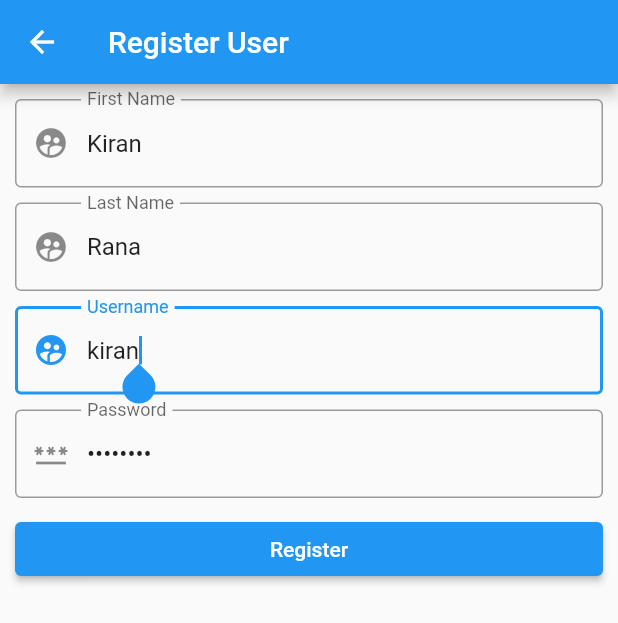
After one commit to kiranrana8973/StudentManagement_Flutter, a Flutter app: the RegisterUser screen opened directly, after a tap on "Register", on a phone screen of 412 x 824 dp. The commit adds this screen. Shown: the top 623 px of the screen. Run offline on Flutter 3.47's test engine with Material 2 defaults, Android fonts, the phone set to English and light mode, and no system bars; network calls fail.

Commit message:
Done login and signup using http

```diff
--- /dev/null
+++ b/lib/model/user.dart
@@ -0,0 +1,14 @@
+class User {
+  String id;
+  String fname;
+  String lname;
+  String username;
+  String password;
+
+  User(
+      {this.id = "",
+      this.fname = "",
+      this.lname = "",
+      this.username = "",
+      this.password = ""});
+}
--- a/lib/screens/dashboard.dart
+++ b/lib/screens/dashboard.dart
@@ -19,8 +19,6 @@ class Dashboard extends StatelessWidget {
               child: ElevatedButton(
                 onPressed: () {
                   print(Url.token);
-                  // Navigator.push(context,
-                  //     MaterialPageRoute(builder: (context) => Arithmetic()));
                 },
                 child: Text('Arithmetic'),
               ),
--- a/lib/screens/login.dart
+++ b/lib/screens/login.dart
@@ -3,6 +3,7 @@ import 'package:flutter/material.dart';
 import 'package:http/http.dart' as http;
 import 'package:studentmanagement/api/url.dart';
 import 'package:studentmanagement/screens/dashboard.dart';
+import 'package:studentmanagement/screens/register.dart';
 
 class LoginScreen extends StatefulWidget {
   const LoginScreen({Key? key}) : super(key: key);
@@ -120,6 +121,20 @@ class _LoginScreenState extends State<LoginScreen> {
                   },
                 ),
               ),
+              Container(
+                width: double.infinity,
+                child: ElevatedButton(
+                  child: Text('Register'),
+                  onPressed: () {
+                    Navigator.push(
+                      context,
+                      MaterialPageRoute(
+                        builder: (context) => RegisterUser(),
+                      ),
+                    );
+                  },
+                ),
+              ),
             ],
           ),
         ),
--- /dev/null
+++ b/lib/screens/register.dart
@@ -0,0 +1,170 @@
+import 'package:flutter/material.dart';
+import '../model/user.dart';
+import '../api/url.dart';
+import 'package:http/http.dart' as http;
+import 'dart:convert';
+
+class RegisterUser extends StatefulWidget {
+  const RegisterUser({Key? key}) : super(key: key);
+
+  @override
+  _RegisterUserState createState() => _RegisterUserState();
+}
+
+final fnameController = TextEditingController();
+final lnameController = TextEditingController();
+final usernameController = TextEditingController();
+final passwordController = TextEditingController();
+
+class _RegisterUserState extends State<RegisterUser> {
+  @override
+  void initState() {
+    fnameController.text = "Kiran";
+    lnameController.text = "Rana";
+    usernameController.text = "kiran";
+    passwordController.text = "kiran123";
+    super.initState();
+  }
+
+  void _Registeruser() async {
+    Map user = {
+      "fname": fnameController.text,
+      "lname": lnameController.text,
+      "username": usernameController.text,
+      "password": passwordController.text
+    };
+
+    String url = "${Url.url}auth/register";
+    var response = await http.post(Uri.parse(url), body: user);
+    var jsonResponse;
+    if (response.statusCode == 200) {
+      jsonResponse = json.decode(response.body);
+      print(jsonResponse["success"]);
+    } else if (response.statusCode == 400) {
+      jsonResponse = json.decode(response.body);
+      print(jsonResponse["error"]);
+    }
+  }
+
+  final _formKey = GlobalKey<FormState>();
+
+  @override
+  Widget build(BuildContext context) {
+    return Scaffold(
+      appBar: AppBar(
+        title: Text('Register User'),
+      ),
+      body: Padding(
+        padding: const EdgeInsets.all(10),
+        child: Form(
+          key: _formKey,
+          child: Column(
+            children: <Widget>[
+              Container(
+                child: TextFormField(
+                  controller: fnameController,
+                  maxLines: 1,
+                  validator: (value) {
+                    if (value == null || value.isEmpty) {
+                      return "Field cannot be empty";
+                    } else {
+                      return null;
+                    }
+                  },
+                  decoration: InputDecoration(
+                    labelText: "First Name",
+                    prefixIcon: Icon(Icons.supervised_user_circle),
+                    border: OutlineInputBorder(),
+                    hintText: 'First Name',
+                  ),
+                ),
+              ),
+              SizedBox(
+                height: 10,
+              ),
+              Container(
+                child: TextFormField(
+                  controller: lnameController,
+                  maxLines: 1,
+                  validator: (value) {
+                    if (value == null || value.isEmpty) {
+                      return "Field cannot be empty";
+                    } else {
+                      return null;
+                    }
+                  },
+                  decoration: InputDecoration(
+                    labelText: "Last Name",
+                    prefixIcon: Icon(Icons.supervised_user_circle),
+                    border: OutlineInputBorder(),
+                    hintText: 'Last Name',
+                  ),
+                ),
+              ),
+              SizedBox(
+                height: 10,
+              ),
+              Container(
+                child: TextFormField(
+                  autofocus: true,
+                  controller: usernameController,
+                  maxLines: 1,
+                  validator: (value) {
+                    if (value == null || value.isEmpty) {
+                      return "Field cannot be empty";
+                    } else {
+                      return null;
+                    }
+                  },
+                  decoration: InputDecoration(
+                    labelText: "Username",
+                    prefixIcon: Icon(Icons.supervised_user_circle),
+                    border: OutlineInputBorder(),
+                    hintText: 'Username',
+                  ),
+                ),
+              ),
+              SizedBox(
+                height: 10,
+              ),
+              Container(
+                child: TextFormField(
+                  obscureText: true,
+                  controller: passwordController,
+                  maxLines: 1,
+                  validator: (value) {
+                    if (value == null || value.isEmpty) {
+                      return "Field cannot be empty";
+                    } else {
+                      return null;
+                    }
+                  },
+                  decoration: InputDecoration(
+                    labelText: "Password",
+                    prefixIcon: Icon(Icons.password),
+                    border: OutlineInputBorder(),
+                    hintText: 'Password',
+                  ),
+                ),
+              ),
+              SizedBox(
+                height: 10,
+              ),
+              Container(
+                width: double.infinity,
+                child: ElevatedButton(
+                  child: Text('Register'),
+                  onPressed: () {
+                    if (_formKey.currentState!.validate()) {
+                      _Registeruser();
+                    }
+                  },
+                ),
+              ),
+            ],
+          ),
+        ),
+      ),
+    );
+  }
+}
```
